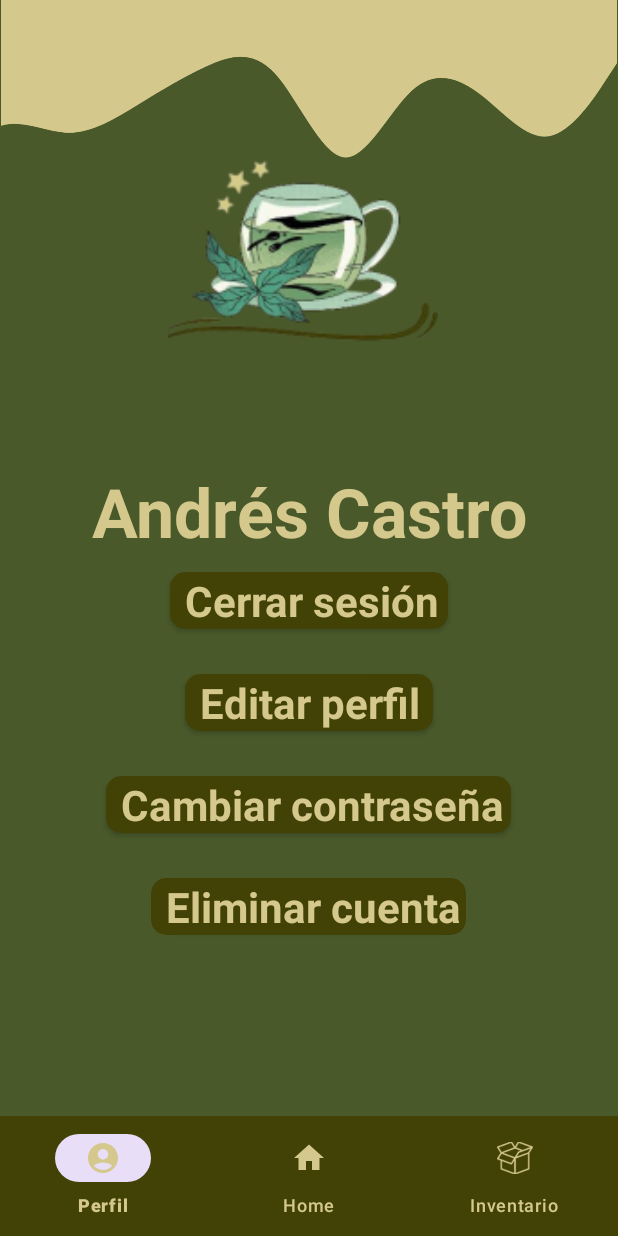
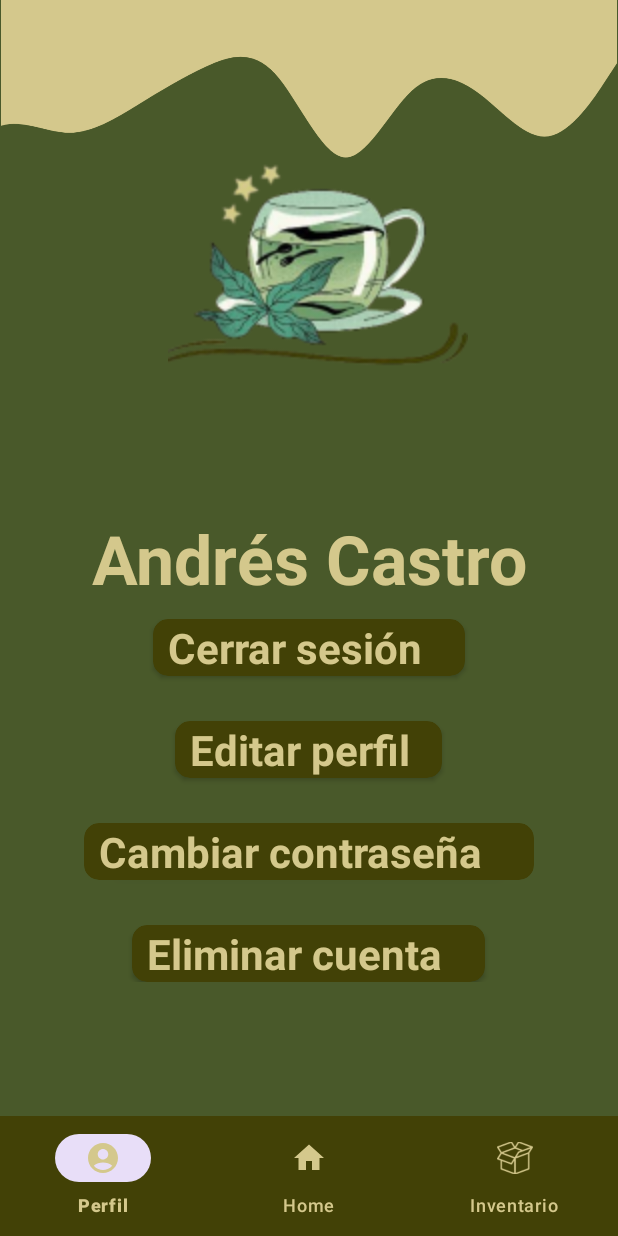
Before and after one commit to rmtai/MatchaStock, an Android app: the UserInfoFragment screen opened through its navigation route, on a phone screen of 412 x 824 dp. Run offline under Robolectric (Android 15) with nearby library versions, the phone set to English and light mode, and no system bars.

Commit message:
Diseño modificado UserInfo

```diff
--- a/app/src/main/res/layout/fragment_user_info.xml
+++ b/app/src/main/res/layout/fragment_user_info.xml
@@ -21,8 +21,8 @@
 
     <ImageView
         android:id="@+id/ivMatcha"
-        android:layout_width="180dp"
-        android:layout_height="180dp"
+        android:layout_width="200dp"
+        android:layout_height="200dp"
         android:layout_marginStart="112dp"
         android:layout_marginTop="-60dp"
         android:contentDescription="@string/app_name"
@@ -31,10 +31,11 @@
         app:layout_constraintTop_toBottomOf="@id/ivWave" />
 
     <LinearLayout
-        android:layout_width="0dp"
-        android:layout_height="400dp"
+        android:layout_width="match_parent"
+        android:layout_height="wrap_content"
         android:orientation="vertical"
         android:padding="19dp"
+        android:layout_marginTop="-10dp"
         app:layout_constraintBottom_toTopOf="@id/bottom_nav"
         app:layout_constraintEnd_toEndOf="parent"
         app:layout_constraintStart_toStartOf="parent"
@@ -43,7 +44,7 @@
         <TextView
             android:layout_width="match_parent"
             android:layout_height="wrap_content"
-            android:layout_marginTop="-12dp"
+            android:layout_marginTop="-10dp"
             android:gravity="center"
             android:text="@string/user_info"
             android:textColor="@color/second_color"
@@ -52,7 +53,7 @@
 
         <com.google.android.material.textfield.TextInputLayout
             android:layout_width="300dp"
-            android:layout_height="290dp"
+            android:layout_height="wrap_content"
             android:layout_gravity="center"
             android:layout_margin="10dp"
             android:layout_marginTop="10dp"
@@ -60,7 +61,7 @@
 
             <androidx.cardview.widget.CardView
                 android:id="@+id/cvCerrarSesion"
-                android:layout_width="185dp"
+                android:layout_width="208dp"
                 android:layout_height="wrap_content"
                 android:layout_gravity="center"
                 android:layout_marginTop="0dp"
@@ -68,7 +69,7 @@
                 app:cardCornerRadius="10dp">
 
                 <TextView
-                    android:layout_width="200dp"
+                    android:layout_width="190dp"
                     android:layout_height="wrap_content"
                     android:layout_marginStart="10dp"
                     android:layout_marginTop="0dp"
@@ -80,7 +81,7 @@
 
             <androidx.cardview.widget.CardView
                 android:id="@+id/cvEditarPerfil"
-                android:layout_width="165dp"
+                android:layout_width="178dp"
                 android:layout_height="wrap_content"
                 android:layout_gravity="center"
                 android:layout_marginTop="30dp"
@@ -100,7 +101,7 @@
 
             <androidx.cardview.widget.CardView
                 android:id="@+id/cvCambiarPsw"
-                android:layout_width="270dp"
+                android:layout_width="300dp"
                 android:layout_height="wrap_content"
                 android:layout_gravity="center"
                 android:layout_marginTop="30dp"
@@ -108,7 +109,7 @@
                 app:cardCornerRadius="10dp">
 
                 <TextView
-                    android:layout_width="270dp"
+                    android:layout_width="290dp"
                     android:layout_height="wrap_content"
                     android:layout_marginStart="10dp"
                     android:layout_marginTop="0dp"
@@ -120,7 +121,7 @@
 
             <androidx.cardview.widget.CardView
                 android:id="@+id/cvEliminarCuenta"
-                android:layout_width="210dp"
+                android:layout_width="235dp"
                 android:layout_height="wrap_content"
                 android:layout_gravity="center"
                 android:layout_marginTop="30dp"
@@ -128,7 +129,7 @@
                 app:cardCornerRadius="10dp">
 
                 <TextView
-                    android:layout_width="210dp"
+                    android:layout_width="229dp"
                     android:layout_height="wrap_content"
                     android:layout_marginStart="10dp"
                     android:layout_marginTop="0dp"
@@ -152,6 +153,8 @@
         app:layout_constraintBottom_toBottomOf="parent"
         app:layout_constraintEnd_toEndOf="parent"
         app:layout_constraintStart_toStartOf="parent"
-        app:menu="@menu/bottom_nav"></com.google.android.material.bottomnavigation.BottomNavigationView>
+        app:menu="@menu/bottom_nav">
+
+    </com.google.android.material.bottomnavigation.BottomNavigationView>
 
 </androidx.constraintlayout.widget.ConstraintLayout>
```
